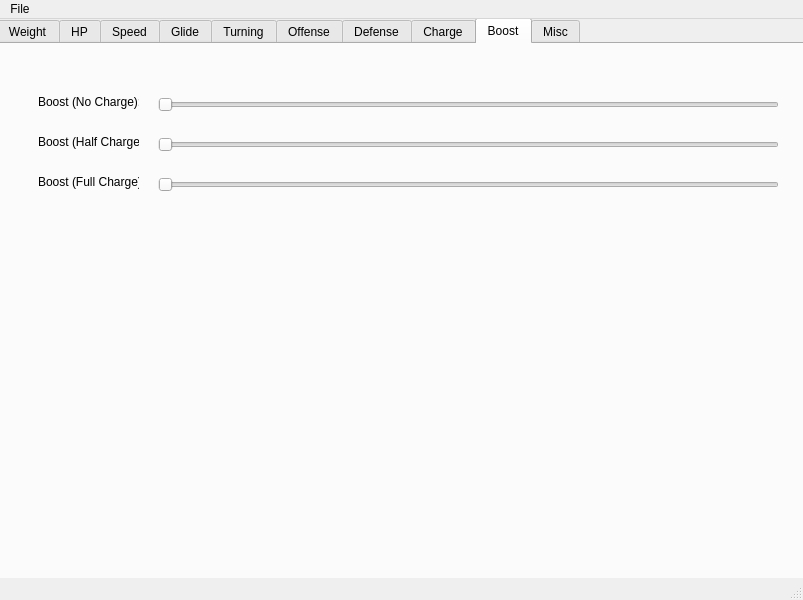
The window that star_garage.ui (ALPHAMARIOX/Star_Garage) describes before a commit, drawn with Qt 5.
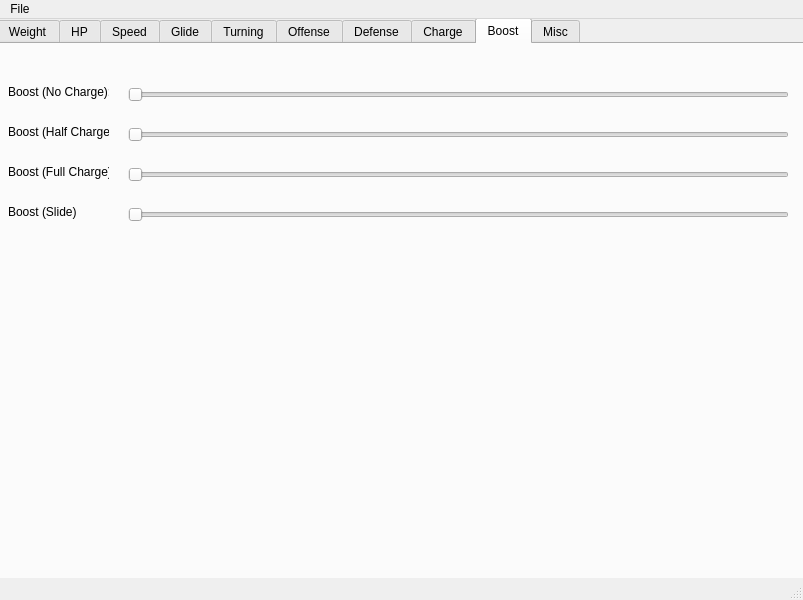
The same window after the commit. The open tabs and pages were chosen to show the change. Icons and pictures are not drawn.

Commit message: Linked UI to Main

Patch:
```diff
--- a/star_garage.ui
+++ b/star_garage.ui
@@ -585,8 +585,8 @@
      <widget class="QLabel" name="lblBoostNone">
       <property name="geometry">
        <rect>
-        <x>40</x>
-        <y>50</y>
+        <x>10</x>
+        <y>40</y>
         <width>101</width>
         <height>16</height>
        </rect>
@@ -598,8 +598,8 @@
      <widget class="QLabel" name="lblBoostHalf">
       <property name="geometry">
        <rect>
-        <x>40</x>
-        <y>90</y>
+        <x>10</x>
+        <y>80</y>
         <width>101</width>
         <height>16</height>
        </rect>
@@ -611,8 +611,8 @@
      <widget class="QLabel" name="lblBoostFull">
       <property name="geometry">
        <rect>
-        <x>40</x>
-        <y>130</y>
+        <x>10</x>
+        <y>120</y>
         <width>101</width>
         <height>16</height>
        </rect>
@@ -624,9 +624,9 @@
      <widget class="QSlider" name="hslBoostNone">
       <property name="geometry">
        <rect>
-        <x>160</x>
-        <y>50</y>
-        <width>621</width>
+        <x>130</x>
+        <y>40</y>
+        <width>661</width>
         <height>22</height>
        </rect>
       </property>
@@ -637,9 +637,9 @@
      <widget class="QSlider" name="hslBoostHalf">
       <property name="geometry">
        <rect>
-        <x>160</x>
-        <y>90</y>
-        <width>621</width>
+        <x>130</x>
+        <y>80</y>
+        <width>661</width>
         <height>22</height>
        </rect>
       </property>
@@ -650,9 +650,35 @@
      <widget class="QSlider" name="hslBoostFull">
       <property name="geometry">
        <rect>
-        <x>160</x>
-        <y>130</y>
-        <width>621</width>
+        <x>130</x>
+        <y>120</y>
+        <width>661</width>
+        <height>22</height>
+       </rect>
+      </property>
+      <property name="orientation">
+       <enum>Qt::Horizontal</enum>
+      </property>
+     </widget>
+     <widget class="QLabel" name="lblBoostSlide">
+      <property name="geometry">
+       <rect>
+        <x>10</x>
+        <y>160</y>
+        <width>101</width>
+        <height>16</height>
+       </rect>
+      </property>
+      <property name="text">
+       <string>Boost (Slide)</string>
+      </property>
+     </widget>
+     <widget class="QSlider" name="hslBoostSlide">
+      <property name="geometry">
+       <rect>
+        <x>130</x>
+        <y>160</y>
+        <width>661</width>
         <height>22</height>
        </rect>
       </property>
```
Left out of the diff: 257 changed lines with no effect on the pictures. The commit also changes 3 other files.
